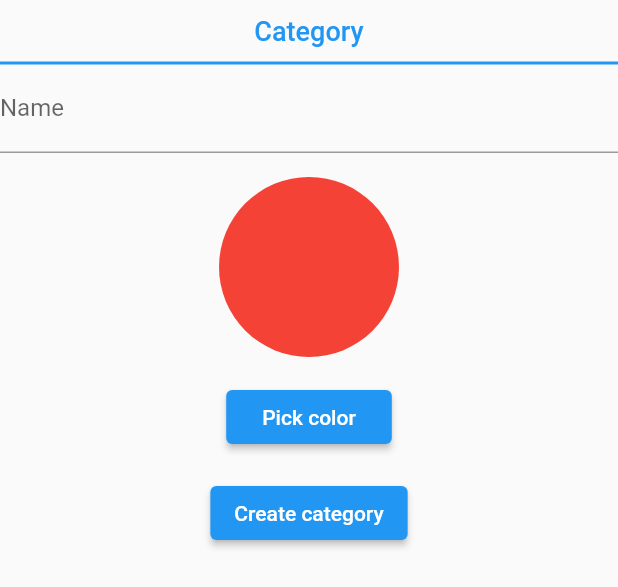
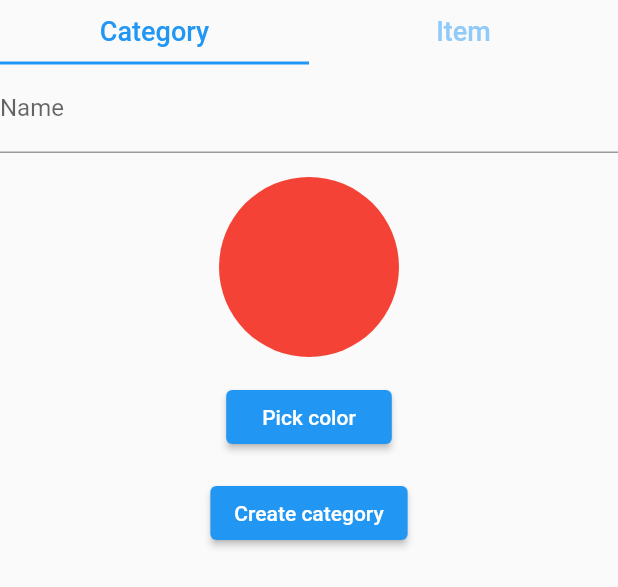
Before and after one commit to MauriMiguez/flutter_challenge, a Flutter app: the CreateItemAndCategory widget shown alone on an empty page, opened directly, on a phone screen of 412 x 824 dp. Shown: the top 587 px of the screen. Run offline on Flutter 3.47's test engine with Material 2 defaults, Android fonts, the phone set to English and light mode, and no system bars; our stand-ins replace cloud_firestore, firebase_core, firebase_storage, flutter_bloc, flutter_colorpicker, image_picker; missing offline and left inert: flutter_form_bloc; accounts and stored records are empty.

Commit message:
Feat: included create item screen to tab screen

```diff
--- a/lib/create_category/bloc/create_category_cubit.dart
+++ b/lib/create_category/bloc/create_category_cubit.dart
@@ -1,5 +1,4 @@
 import 'dart:ui';
-
 import 'package:flutter/material.dart';
 import 'package:flutter_bloc/flutter_bloc.dart';
 import '../../common/services/categories_service.dart';
--- a/lib/create_item_and_category/create_item_and_category_screen.dart
+++ b/lib/create_item_and_category/create_item_and_category_screen.dart
@@ -1,26 +1,23 @@
 import 'package:flutter/cupertino.dart';
 import 'package:flutter/material.dart';
+import 'package:flutter_challenge/create_item/create_item_screen.dart';
 
 import '../create_category/create_category_screen.dart';
 
 class CreateItemAndCategory extends StatelessWidget {
-
   const CreateItemAndCategory({Key? key}) : super(key: key);
 
   @override
   Widget build(BuildContext context) {
     return DefaultTabController(
-        length: 1,
+        length: 2,
         child: Center(
-                child: Column(
-                  children: [
-                    _buildProfileInfoTabBar(context),
-                    _buildProfileInfoTabBarView(context)
-                  ],
-                )));
+            child: Column(
+          children: [_buildTabBar(context), _buildTabBarView(context)],
+        )));
   }
 
-  Widget _buildProfileInfoTabBar(BuildContext context) {
+  Widget _buildTabBar(BuildContext context) {
     return TabBar(
       labelColor: Theme.of(context).primaryColor,
       unselectedLabelColor: Theme.of(context).backgroundColor,
@@ -35,14 +32,21 @@ class CreateItemAndCategory extends StatelessWidget {
             ),
           ),
         ),
+        Padding(
+          padding: EdgeInsets.all(10.0),
+          child: Text(
+            'Item',
+            style: TextStyle(fontSize: 18.0),
+          ),
+        ),
       ],
     );
   }
 
-  Widget _buildProfileInfoTabBarView(BuildContext context) {
+  Widget _buildTabBarView(BuildContext context) {
     return const Expanded(
       child: TabBarView(
-        children: [CreateCategory()],
+        children: [CreateCategory(), CreateItem()],
       ),
     );
   }
```
